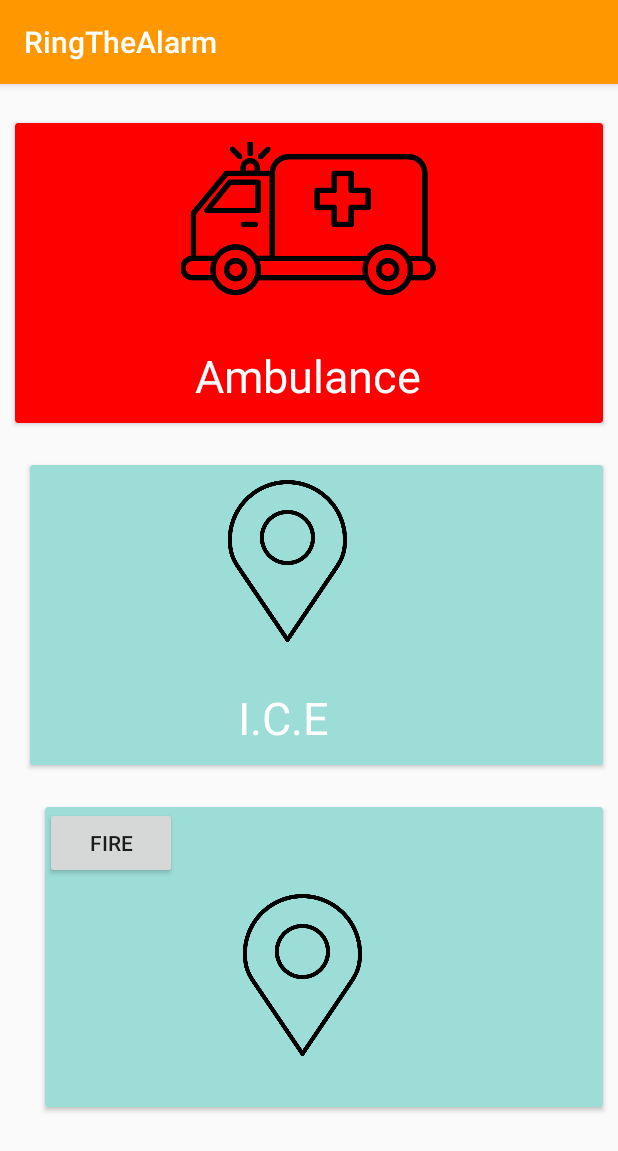
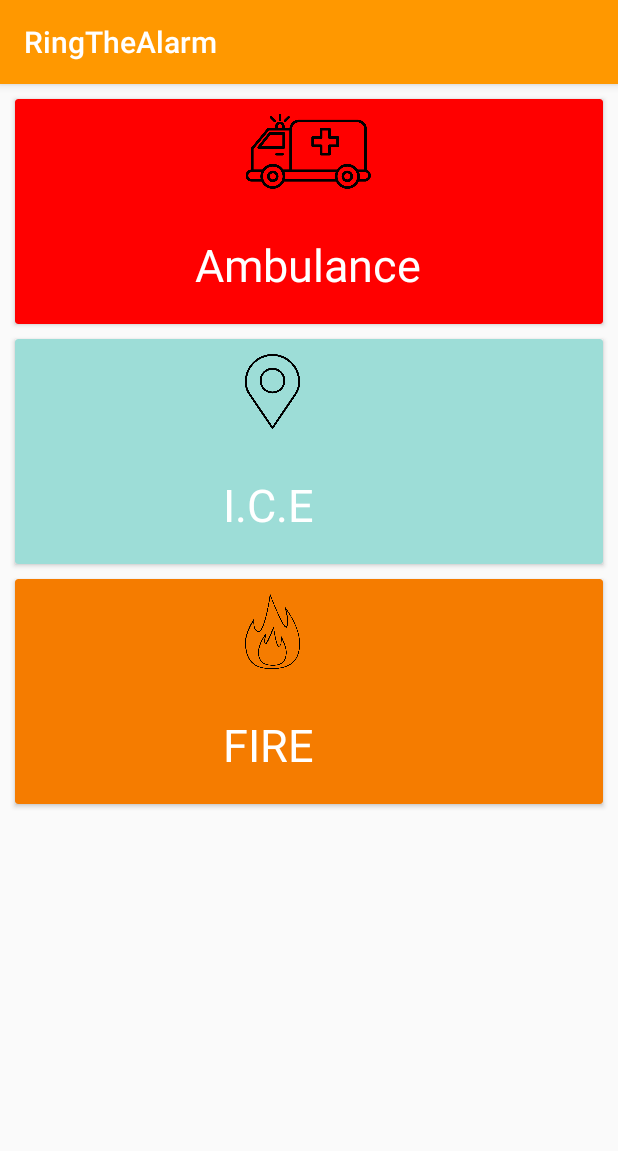
Before and after one commit to NjeriNjoroge/Ring_The_Alarm, an Android app: the screen it shows after launch (MainActivity), on a phone screen of 412 x 824 dp. Shown: the top 1151 px of the screen. Run offline under Robolectric (Android 15) with nearby library versions, the phone set to English and light mode, and no system bars; our stand-ins replace ButterKnife.

Commit message:
merging work

```diff
--- a/app/src/main/java/com/example/gnjoroge/ringthealarm/MainActivity.java
+++ b/app/src/main/java/com/example/gnjoroge/ringthealarm/MainActivity.java
@@ -15,17 +15,12 @@ import butterknife.ButterKnife;
 
 public class MainActivity extends AppCompatActivity {
 
-//public class MainActivity extends AppCompatActivity implements View.OnClickListener{
-
-
     @Bind(R.id.card_view1)
     CardView mAmbulance;
     @Bind(R.id.card_view2)
     CardView mIce;
-
-    private Button mFireButton;
-//    private Button mEmergencyButton;
-
+    @Bind(R.id.fireButton)
+    CardView mFireButton;
 
     @Override
     protected void onCreate(Bundle savedInstanceState) {
@@ -34,14 +29,13 @@ public class MainActivity extends AppCompatActivity {
         ButterKnife.bind(this);
 
 
-//    mFireButton = (Button) findViewById(R.id.fireButton);
-//
-//    mFireButton.setOnClickListener(new View.OnClickListener() {
-//    @Override
-//    public void onClick(View view) {
-//        Intent intent = new Intent(MainActivity.this, FireActivity.class);
-//        startActivity(intent);
-//    }
+        mFireButton.setOnClickListener(new View.OnClickListener() {
+            @Override
+            public void onClick(View view) {
+                Intent intent = new Intent(MainActivity.this, FireActivity.class);
+                startActivity(intent);
+            }
+        });
 
 
         mAmbulance.setOnClickListener(new View.OnClickListener() {
@@ -62,24 +56,6 @@ public class MainActivity extends AppCompatActivity {
             }
         });
 
-
-//    });
-//    }
-
-        mFireButton = (Button) findViewById(R.id.fireButton);
-//        mEmergencyButton = (Button)findViewById(R.id.emergencyContacts);
-
-
-        mFireButton.setOnClickListener(new View.OnClickListener() {
-            @Override
-            public void onClick(View view) {
-                Intent intent = new Intent(MainActivity.this, FireActivity.class);
-
-
-//        mEmergencyButton.setOnClickListener(this);
-                mFireButton.setOnClickListener(this);
-
-
         mAmbulance.setOnClickListener(new View.OnClickListener() {
             @Override
             public void onClick(View view) {
@@ -99,17 +75,6 @@ public class MainActivity extends AppCompatActivity {
         });
 
     }
-        });
+
+
 }
-}
-//    @Override
-//    public void onClick(View view){
-//        if(view == mFireButton){
-//            Intent intent = new Intent(MainActivity.this, FireActivity.class);
-//            startActivity(intent);
-//        }
-////        else if(view == mFireButton){
-////            Intent intent = new Intent(MainActivity.this, FireActivity.class);
-////            startActivity(intent);
-////        }
-//    }
--- a/app/src/main/res/layout/activity_main.xml
+++ b/app/src/main/res/layout/activity_main.xml
@@ -13,8 +13,8 @@
         android:layout_marginLeft="10dp"
         android:layout_marginRight="10dp"
         android:layout_width="match_parent"
-        android:layout_height="200dp"
-        android:layout_marginTop="26dp"
+        android:layout_height="150dp"
+        android:layout_marginTop="10dp"
         card_view:cardCornerRadius="10dp"
         card_view:cardElevation="1dp"
         card_view:layout_margin="5dp"
@@ -31,7 +31,7 @@
             <ImageView
                 android:id="@+id/ambulance"
                 android:layout_width="170dp"
-                android:layout_height="108dp"
+                android:layout_height="50dp"
                 android:layout_alignParentTop="true"
                 android:layout_gravity="center"
                 android:layout_marginBottom="30dp"
@@ -58,11 +58,9 @@
         android:layout_marginRight="10dp"
         android:id="@+id/card_view2"
         android:layout_width="match_parent"
-        android:layout_height="200dp"
+        android:layout_height="150dp"
         android:layout_below="@+id/card_view1"
-        android:layout_alignLeft="@+id/card_view1"
-        android:layout_alignStart="@+id/card_view1"
-        android:layout_marginTop="28dp"
+        android:layout_marginTop="10dp"
         app:cardBackgroundColor="#9dddd7">
 
 
@@ -74,7 +72,7 @@
             <ImageView
                 android:id="@+id/notify"
                 android:layout_width="170dp"
-                android:layout_height="108dp"
+                android:layout_height="50dp"
                 android:layout_alignParentTop="true"
                 android:layout_gravity="center"
                 android:layout_marginBottom="30dp"
@@ -99,35 +97,33 @@
             <android.support.v7.widget.CardView
                 android:layout_marginLeft="10dp"
                 android:layout_marginRight="10dp"
-                android:id="@+id/card_view3"
+                android:id="@+id/fireButton"
                 android:layout_width="match_parent"
-                android:layout_height="200dp"
+                android:layout_height="150dp"
                 android:layout_below="@+id/card_view2"
-                android:layout_alignLeft="@+id/card_view2"
-                android:layout_alignStart="@+id/card_view2"
-                android:layout_marginTop="28dp"
-                app:cardBackgroundColor="#9dddd7">
+                android:layout_marginTop="10dp"
+                app:cardBackgroundColor="#F57C00">
 
                 <LinearLayout
                     android:layout_width="343dp"
                     android:layout_height="wrap_content"
                     android:orientation="vertical">
 
-                    <Button
-                        android:id="@+id/fireButton"
-                        android:layout_width="wrap_content"
-                        android:layout_height="wrap_content"
-                        android:text="Fire" />
+                    <!--<Button-->
+                        <!--android:id="@+id/fireButton"-->
+                        <!--android:layout_width="wrap_content"-->
+                        <!--android:layout_height="wrap_content"-->
+                        <!--android:text="Fire" />-->
 
                     <ImageView
                         android:id="@+id/image"
                         android:layout_width="170dp"
-                        android:layout_height="108dp"
+                        android:layout_height="50dp"
                         android:layout_alignParentTop="true"
                         android:layout_gravity="center"
                         android:layout_marginBottom="30dp"
                         android:layout_marginTop="10dp"
-                        app:srcCompat="@drawable/ice" />
+                        app:srcCompat="@drawable/fire" />
 
                     <TextView
                         android:id="@+id/textView2"
@@ -136,7 +132,7 @@
                         android:layout_marginLeft="120dp"
                         android:layout_marginRight="50dp"
                         android:gravity="center"
-                        android:text="I.C.E"
+                        android:text="FIRE"
                         android:textColor="@android:color/white"
                         android:textSize="30dp" />
 
```
Also changed, not shown: app/src/main/res/drawable-hdpi/fire.png (added), app/src/main/res/drawable-hdpi/splash.png (added). Lines whose indentation alone changed are shown as unchanged.
